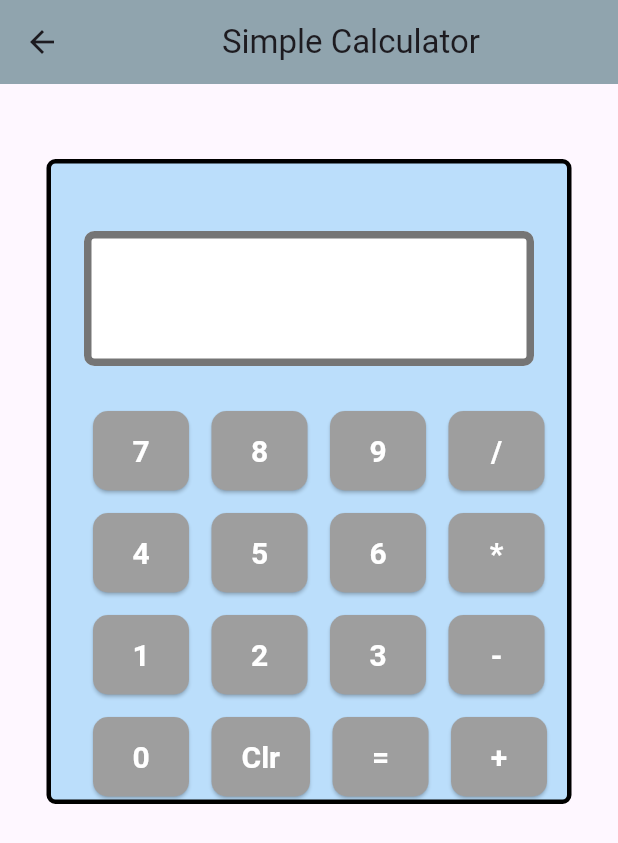
After one commit to bunurehafsa/flutter-practice, a Flutter app: the CalculatorScreen screen opened by its route, on a phone screen of 412 x 824 dp. The commit adds this screen. Shown: the top 843 px of the screen. Run offline on Flutter 3.47's test engine with Material 3 defaults, Android fonts, the phone set to English and light mode, and no system bars.

Commit message:
Simple Calculator

```diff
--- a/lib/home.dart
+++ b/lib/home.dart
@@ -2,7 +2,8 @@ import 'package:flutter/material.dart';
 //mport 'package:test_2/common/navigation.dart';
 
 class HomeScreen extends StatefulWidget {
-  const HomeScreen({super.key});
+  final String? username;
+  const HomeScreen({super.key, required this.username});
 
   @override
   State<HomeScreen> createState() => _HomeScreenState();
@@ -19,8 +20,11 @@ class _HomeScreenState extends State<HomeScreen> {
         backgroundColor: Colors.blueGrey.shade300,
 
         ),
+        body:Center(
+          child:Text(widget.username??'',
+        style: TextStyle(fontSize: 30),)
 
 
-    );
+    ));
   }
 }
--- a/lib/login.dart
+++ b/lib/login.dart
@@ -1,4 +1,5 @@
 import 'package:flutter/material.dart';
+import 'package:test_2/main_screen.dart';
 import 'package:test_2/signup.dart';
 
 class loginScreen extends StatefulWidget {
@@ -96,7 +97,13 @@ class _loginScreenState extends State<loginScreen> {
                       height: 40,
                     ),
                     ElevatedButton(
-                      onPressed: () {},
+                      onPressed: () {
+                        String username='BU CSE';
+                        String email='nurehafsa399@gmail.com';
+                        Navigator.of(context).push(MaterialPageRoute(
+                            builder: (context)=>
+                              MainScreen(username: username, email: email)));
+                      },
                       child:Text('Login'),
                       ),
                       SizedBox(
--- a/lib/main.dart
+++ b/lib/main.dart
@@ -8,6 +8,7 @@ import 'package:test_2/search.dart';
 import 'package:test_2/setting.dart';
 //import 'package:test_2/profile.dart';
 import 'package:test_2/signup.dart';
+import 'package:test_2/simple_calculation.dart';
 
 void main() {
   runApp(const MyApp());
@@ -38,6 +39,7 @@ class MyApp extends StatelessWidget {
           email: '',) ,
         '/search':(BuildContext context) => const SearchScreen() ,
         '/setting':(BuildContext context) => const SettingScreen() ,
+        '/simple_calculator':(BuildContext context) => const CalculatorScreen() ,
         '/images':(BuildContext context) => const ImagesAndButton() ,
 
 
--- a/lib/main_screen.dart
+++ b/lib/main_screen.dart
@@ -16,17 +16,25 @@ class MainScreen extends StatefulWidget {
 }
 
 class _MainScreenState extends State<MainScreen> {
-  int _selectedIndex =1;
-  var screens=[
-    const HomeScreen(),
-    const SearchScreen(),
-    const SettingScreen(),
-  ];
+  int _selectedIndex =0;
+  late String username;
+  late String email;
+  late List<Widget>screens=[];
+
   @override
   void initState(){
     super.initState();
-   // print('username ${widget.username}');
+    username=widget.username;
+    email=widget.email;
+
+   // priusername ${widget.username}');
     // print('email ${widget.email}');
+    screens=[
+    HomeScreen(username: username),
+    const SearchScreen(),
+    const SettingScreen(),
+    ];
+
 
        }
 
@@ -48,12 +56,13 @@ class _MainScreenState extends State<MainScreen> {
           },
           items: [
             BottomNavigationBarItem(
+
               icon:Icon (Icons.home),
               label: widget.username,
               backgroundColor:Colors.green ),
             BottomNavigationBarItem(icon: Icon(Icons.search),label: 'Search',
             backgroundColor: Colors.black),
-            BottomNavigationBarItem(icon: Icon(Icons.settings),label: 'Setting'),
+            BottomNavigationBarItem(icon: Icon(Icons.settings),label: 'Settings'),
 
           ],
 
--- a/lib/signup.dart
+++ b/lib/signup.dart
@@ -87,6 +87,17 @@ class _SignupScreenState extends State<SignupScreen> {
                       height: 30,
                     ),
                     ElevatedButton(
+                      style: ButtonStyle(
+                        shape: MaterialStateProperty.all(RoundedRectangleBorder(
+                          borderRadius: BorderRadius.all(Radius.circular(5))
+                        )),
+                        foregroundColor: MaterialStateProperty.all(Colors.white),
+                        backgroundColor: MaterialStateProperty.all(Colors.deepPurpleAccent),
+                        textStyle: MaterialStateProperty.all(
+                          TextStyle(fontSize: 30,fontWeight: FontWeight.bold)
+                        ),
+                        padding: MaterialStateProperty.all(EdgeInsets.symmetric(horizontal: 30,vertical:15))
+                       ),
                       onPressed: () {
                         //username
                         //email
--- /dev/null
+++ b/lib/simple_calculation.dart
@@ -0,0 +1,338 @@
+import 'package:flutter/material.dart';
+
+class CalculatorScreen extends StatefulWidget {
+  const CalculatorScreen({super.key});
+
+  @override
+  State<CalculatorScreen> createState() => _CalculatorScreenState();
+}
+
+class _CalculatorScreenState extends State<CalculatorScreen> {
+  @override
+  Widget build(BuildContext context) {
+    return Scaffold(
+      appBar: AppBar(
+        title: Center(child: (Text('Simple Calculator'))),
+        backgroundColor: Colors.blueGrey.shade300,),
+        body: Center(
+          child: Column(
+            children: [
+              SizedBox(height: 20,),
+              Container(
+                // color: Colors.black,
+                height: 430,
+                width: 350,
+                padding: EdgeInsets.all(10),
+                 margin: EdgeInsets.symmetric(vertical: 30),
+                decoration: BoxDecoration(
+                  color: Colors.blue.shade100,
+                  border: Border.all(color:Colors.black,width: 3),borderRadius: BorderRadius.all(Radius.circular(6))),
+                child: Column(
+                  crossAxisAlignment: CrossAxisAlignment.center,
+                  children: [
+                    SizedBox(height: 25,),
+                    Container(
+                     width: 300,
+                     height: 90,
+                      padding: EdgeInsets.all(6),
+                      margin: EdgeInsets.symmetric(vertical: 10,horizontal: 10),
+                      decoration: BoxDecoration(
+                        color: Colors.white,
+                        border: Border.all(color:Colors.black54, width: 5),borderRadius: BorderRadius.all(Radius.circular(7))),
+
+                    ),
+                    SizedBox(height: 20,),
+
+
+                  Row(children: [
+                    SizedBox(width: 18,),
+                     ElevatedButton(
+                      style: ButtonStyle(
+                        shape: MaterialStateProperty.all(RoundedRectangleBorder(
+                          borderRadius: BorderRadius.all(Radius.circular(10))
+                        )),
+                        foregroundColor: MaterialStateProperty.all(Colors.white),
+                        backgroundColor: MaterialStateProperty.all(Colors.grey),
+                        textStyle: MaterialStateProperty.all(
+                          TextStyle(fontSize: 20,fontWeight: FontWeight.bold)
+                        ),
+                        padding: MaterialStateProperty.all(EdgeInsets.symmetric(horizontal: 20,vertical:15))
+                       ),
+                      onPressed: ()=>(print( "onPressed") ),
+                      onLongPress: ()=>(print( "longPressed") ),
+                      child:Text("7") ),
+
+                      SizedBox(width: 15,),
+                      ElevatedButton(
+                        style: ButtonStyle(
+                        shape: MaterialStateProperty.all(RoundedRectangleBorder(
+                          borderRadius: BorderRadius.all(Radius.circular(10))
+                        )),
+                        foregroundColor: MaterialStateProperty.all(Colors.white),
+                        backgroundColor: MaterialStateProperty.all(Colors.grey),
+                        textStyle: MaterialStateProperty.all(
+                          TextStyle(fontSize: 20,fontWeight: FontWeight.bold)
+                        ),
+                        padding: MaterialStateProperty.all(EdgeInsets.symmetric(horizontal: 20,vertical:15))
+                       ),
+                      onPressed: ()=>(print( "onPressed") ),
+                      onLongPress: ()=>(print( "longPressed") ),
+                      child:Text("8") ),
+
+                      SizedBox(width: 15,),
+                      ElevatedButton(
+                        style: ButtonStyle(
+                        shape: MaterialStateProperty.all(RoundedRectangleBorder(
+                          borderRadius: BorderRadius.all(Radius.circular(10))
+                        )),
+                        foregroundColor: MaterialStateProperty.all(Colors.white),
+                        backgroundColor: MaterialStateProperty.all(Colors.grey),
+                        textStyle: MaterialStateProperty.all(
+                          TextStyle(fontSize: 20,fontWeight: FontWeight.bold)
+                        ),
+                        padding: MaterialStateProperty.all(EdgeInsets.symmetric(horizontal: 20,vertical:15))
+                       ),
+                      onPressed: ()=>(print( "onPressed") ),
+                      onLongPress: ()=>(print( "longPressed") ),
+                      child:Text("9") ),
+
+                      SizedBox(width: 15,),
+                      ElevatedButton(
+                        style: ButtonStyle(
+                        shape: MaterialStateProperty.all(RoundedRectangleBorder(
+                          borderRadius: BorderRadius.all(Radius.circular(10))
+                        )),
+                        foregroundColor: MaterialStateProperty.all(Colors.white),
+                        backgroundColor: MaterialStateProperty.all(Colors.grey),
+                        textStyle: MaterialStateProperty.all(
+                          TextStyle(fontSize: 20,fontWeight: FontWeight.bold)
+                        ),
+                        padding: MaterialStateProperty.all(EdgeInsets.symmetric(horizontal: 20,vertical:15))
+                       ),
+                      onPressed: ()=>(print( "onPressed") ),
+                      onLongPress: ()=>(print( "longPressed") ),
+                      child:Text("/") ),
+
+
+                    ],
+                    ),
+                    SizedBox(height: 15,),
+                    Row(children: [
+                      SizedBox(width: 18,),
+                     ElevatedButton(
+                      style: ButtonStyle(
+                        shape: MaterialStateProperty.all(RoundedRectangleBorder(
+                          borderRadius: BorderRadius.all(Radius.circular(10))
+                        )),
+                        foregroundColor: MaterialStateProperty.all(Colors.white),
+                        backgroundColor: MaterialStateProperty.all(Colors.grey),
+                        textStyle: MaterialStateProperty.all(
+                          TextStyle(fontSize: 20,fontWeight: FontWeight.bold)
+                        ),
+                        padding: MaterialStateProperty.all(EdgeInsets.symmetric(horizontal: 20,vertical:15))
+                       ),
+                      onPressed: ()=>(print( "onPressed") ),
+                      onLongPress: ()=>(print( "longPressed") ),
+                      child:Text("4") ),
+                      SizedBox(width: 15,),
+                      ElevatedButton(
+                        style: ButtonStyle(
+                        shape: MaterialStateProperty.all(RoundedRectangleBorder(
+                          borderRadius: BorderRadius.all(Radius.circular(10))
+                        )),
+                        foregroundColor: MaterialStateProperty.all(Colors.white),
+                        backgroundColor: MaterialStateProperty.all(Colors.grey),
+                        textStyle: MaterialStateProperty.all(
+                          TextStyle(fontSize: 20,fontWeight: FontWeight.bold)
+                        ),
+                        padding: MaterialStateProperty.all(EdgeInsets.symmetric(horizontal: 20,vertical:15))
+                       ),
+                      onPressed: ()=>(print( "onPressed") ),
+                      onLongPress: ()=>(print( "longPressed") ),
+                      child:Text("5") ),
+                      SizedBox(width: 15,),
+                      ElevatedButton(
+                        style: ButtonStyle(
+                        shape: MaterialStateProperty.all(RoundedRectangleBorder(
+                          borderRadius: BorderRadius.all(Radius.circular(10))
+                        )),
+                        foregroundColor: MaterialStateProperty.all(Colors.white),
+                        backgroundColor: MaterialStateProperty.all(Colors.grey),
+                        textStyle: MaterialStateProperty.all(
+                          TextStyle(fontSize: 20,fontWeight: FontWeight.bold)
+                        ),
+                        padding: MaterialStateProperty.all(EdgeInsets.symmetric(horizontal: 20,vertical:15))
+                       ),
+                      onPressed: ()=>(print( "onPressed") ),
+                      onLongPress: ()=>(print( "longPressed") ),
+                      child:Text("6") ),
+                      SizedBox(width: 15,),
+                      ElevatedButton(
+                        style: ButtonStyle(
+                        shape: MaterialStateProperty.all(RoundedRectangleBorder(
+                          borderRadius: BorderRadius.all(Radius.circular(10))
+                        )),
+                        foregroundColor: MaterialStateProperty.all(Colors.white),
+                        backgroundColor: MaterialStateProperty.all(Colors.grey),
+                        textStyle: MaterialStateProperty.all(
+                          TextStyle(fontSize: 20,fontWeight: FontWeight.bold)
+                        ),
+                        padding: MaterialStateProperty.all(EdgeInsets.symmetric(horizontal: 20,vertical:15))
+                       ),
+                      onPressed: ()=>(print( "onPressed") ),
+                      onLongPress: ()=>(print( "longPressed") ),
+                      child:Text("*") ),
+
+
+
+                    ],),
+                    SizedBox(height: 15,),
+                    Row(children: [
+                      SizedBox(width: 18,),
+                     ElevatedButton(
+                      style: ButtonStyle(
+                        shape: MaterialStateProperty.all(RoundedRectangleBorder(
+                          borderRadius: BorderRadius.all(Radius.circular(10))
+                        )),
+                        foregroundColor: MaterialStateProperty.all(Colors.white),
+                        backgroundColor: MaterialStateProperty.all(Colors.grey),
+                        textStyle: MaterialStateProperty.all(
+                          TextStyle(fontSize: 20,fontWeight: FontWeight.bold)
+                        ),
+                        padding: MaterialStateProperty.all(EdgeInsets.symmetric(horizontal: 20,vertical:15))
+                       ),
+                      onPressed: ()=>(print( "onPressed") ),
+                      onLongPress: ()=>(print( "longPressed") ),
+                      child:Text("1") ),
+                      SizedBox(width: 15,),
+                      ElevatedButton(
+                        style: ButtonStyle(
+                        shape: MaterialStateProperty.all(RoundedRectangleBorder(
+                          borderRadius: BorderRadius.all(Radius.circular(10))
+                        )),
+                        foregroundColor: MaterialStateProperty.all(Colors.white),
+                        backgroundColor: MaterialStateProperty.all(Colors.grey),
+                        textStyle: MaterialStateProperty.all(
+                          TextStyle(fontSize: 20,fontWeight: FontWeight.bold)
+                        ),
+                        padding: MaterialStateProperty.all(EdgeInsets.symmetric(horizontal: 20,vertical:15))
+                       ),
+                      onPressed: ()=>(print( "onPressed") ),
+                      onLongPress: ()=>(print( "longPressed") ),
+                      child:Text("2") ),
+                      SizedBox(width: 15,),
+                      ElevatedButton(
+                        style: ButtonStyle(
+                        shape: MaterialStateProperty.all(RoundedRectangleBorder(
+                          borderRadius: BorderRadius.all(Radius.circular(10))
+                        )),
+                        foregroundColor: MaterialStateProperty.all(Colors.white),
+                        backgroundColor: MaterialStateProperty.all(Colors.grey),
+                        textStyle: MaterialStateProperty.all(
+                          TextStyle(fontSize: 20,fontWeight: FontWeight.bold)
+                        ),
+                        padding: MaterialStateProperty.all(EdgeInsets.symmetric(horizontal: 20,vertical:15))
+                       ),
+                      onPressed: ()=>(print( "onPressed") ),
+                      onLongPress: ()=>(print( "longPressed") ),
+                      child:Text("3") ),
+                      SizedBox(width: 15,),
+                      ElevatedButton(
+                        style: ButtonStyle(
+                        shape: MaterialStateProperty.all(RoundedRectangleBorder(
+                          borderRadius: BorderRadius.all(Radius.circular(10))
+                        )),
+                        foregroundColor: MaterialStateProperty.all(Colors.white),
+                        backgroundColor: MaterialStateProperty.all(Colors.grey),
+                        textStyle: MaterialStateProperty.all(
+                          TextStyle(fontSize: 20,fontWeight: FontWeight.bold)
+                        ),
+                        padding: MaterialStateProperty.all(EdgeInsets.symmetric(horizontal: 20,vertical:15))
+                       ),
+                      onPressed: ()=>(print( "onPressed") ),
+                      onLongPress: ()=>(print( "longPressed") ),
+                      child:Text("-") ),
+
+
+
+                    ],),
+                    SizedBox(height: 15,),
+                    Row(children: [
+                      SizedBox(width: 18,),
+                     ElevatedButton(
+                      style: ButtonStyle(
+                        shape: MaterialStateProperty.all(RoundedRectangleBorder(
+                          borderRadius: BorderRadius.all(Radius.circular(10))
+                        )),
+                        foregroundColor: MaterialStateProperty.all(Colors.white),
+                        backgroundColor: MaterialStateProperty.all(Colors.grey),
+                        textStyle: MaterialStateProperty.all(
+                          TextStyle(fontSize: 20,fontWeight: FontWeight.bold)
+                        ),
+                        padding: MaterialStateProperty.all(EdgeInsets.symmetric(horizontal: 20,vertical:15))
+                       ),
+                      onPressed: ()=>(print( "onPressed") ),
+                      onLongPress: ()=>(print( "longPressed") ),
+                      child:Text("0") ),
+                      SizedBox(width: 15,),
+                      ElevatedButton(
+                        style: ButtonStyle(
+                        shape: MaterialStateProperty.all(RoundedRectangleBorder(
+                          borderRadius: BorderRadius.all(Radius.circular(10))
+                        )),
+                        foregroundColor: MaterialStateProperty.all(Colors.white),
+                        backgroundColor: MaterialStateProperty.all(Colors.grey),
+                        textStyle: MaterialStateProperty.all(
+                          TextStyle(fontSize: 20,fontWeight: FontWeight.bold)
+                        ),
+                        padding: MaterialStateProperty.all(EdgeInsets.symmetric(horizontal: 20,vertical:15))
+                       ),
+                      onPressed: ()=>(print( "onPressed") ),
+                      onLongPress: ()=>(print( "longPressed") ),
+                      child:Text("Clr") ),
+                      SizedBox(width: 15,),
+                      ElevatedButton(
+                        style: ButtonStyle(
+                        shape: MaterialStateProperty.all(RoundedRectangleBorder(
+                          borderRadius: BorderRadius.all(Radius.circular(10))
+                        )),
+                        foregroundColor: MaterialStateProperty.all(Colors.white),
+                        backgroundColor: MaterialStateProperty.all(Colors.grey),
+                        textStyle: MaterialStateProperty.all(
+                          TextStyle(fontSize: 20,fontWeight: FontWeight.bold)
+                        ),
+                        padding: MaterialStateProperty.all(EdgeInsets.symmetric(horizontal: 20,vertical:15))
+                       ),
+                      onPressed: ()=>(print( "onPressed") ),
+                      onLongPress: ()=>(print( "longPressed") ),
+                      child:Text("=") ),
+                      SizedBox(width: 15,),
+                      ElevatedButton(
+                        style: ButtonStyle(
+                        shape: MaterialStateProperty.all(RoundedRectangleBorder(
+                          borderRadius: BorderRadius.all(Radius.circular(10))
+                        )),
+                        foregroundColor: MaterialStateProperty.all(Colors.white),
+                        backgroundColor: MaterialStateProperty.all(Colors.grey),
+                        textStyle: MaterialStateProperty.all(
+                          TextStyle(fontSize: 20,fontWeight: FontWeight.bold)
+                        ),
+                        padding: MaterialStateProperty.all(EdgeInsets.symmetric(horizontal: 20,vertical:15))
+                       ),
+                      onPressed: ()=>(print( "onPressed") ),
+                      onLongPress: ()=>(print( "longPressed") ),
+                      child:Text("+") ),
+
+
+
+                    ],)
+                  ],
+                ),
+
+
+              ),
+            ],),
+        )
+    );
+  }
+}
```
